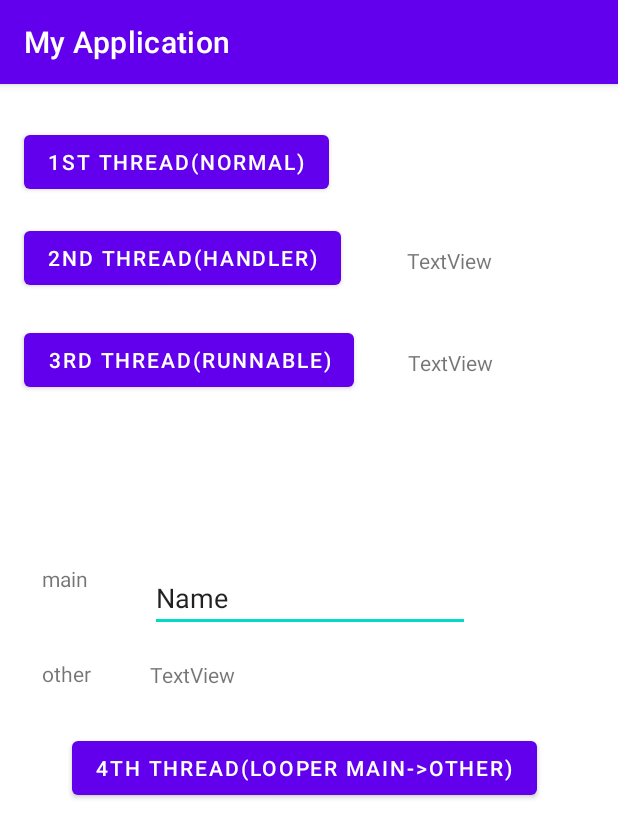
After one commit to chance-up/Android_Study, an Android app: the ThreadActivity screen opened directly, with no data from a screen before it, on a phone screen of 412 x 824 dp. The commit adds this screen. Shown: the top 838 px of the screen. Run offline under Robolectric (Android 15) with nearby library versions, the phone set to English and light mode, and no system bars.

Commit message:
Thread 실슴 추가

```diff
--- /dev/null
+++ b/app/src/main/java/org/techtown/myapplication/ThreadActivity.java
@@ -0,0 +1,185 @@
+package org.techtown.myapplication;
+
+import android.os.Bundle;
+import android.os.Handler;
+import android.os.Looper;
+import android.os.Message;
+import android.util.Log;
+import android.view.View;
+import android.widget.Button;
+import android.widget.EditText;
+import android.widget.TextView;
+
+import androidx.appcompat.app.AppCompatActivity;
+
+public class ThreadActivity extends AppCompatActivity {
+    TextView textView2;
+    TextView textView3;
+    TextView textView4;
+    EditText editText4;
+
+
+    MainHandler handler;
+    Handler runHandler = new Handler();
+    Handler loopHandler = new Handler();
+
+    ProcessThread prThread;
+
+    @Override
+    protected void onCreate(Bundle savedInstanceState) {
+        super.onCreate(savedInstanceState);
+        setContentView(R.layout.activity_thread);
+        textView2 = findViewById(R.id.textView2);
+        textView3 = findViewById(R.id.textView3);
+
+        editText4 = findViewById(R.id.editText4);
+        textView4 = findViewById(R.id.textView4);
+
+        Button buttonThread = findViewById(R.id.button1);
+        buttonThread.setOnClickListener(new View.OnClickListener() {
+            @Override
+            public void onClick(View v) {
+                BackgroundThread1 thread = new BackgroundThread1();
+                thread.start();
+            }
+        });
+
+        Button buttonThread2 = findViewById(R.id.button2);
+        buttonThread2.setOnClickListener(new View.OnClickListener() {
+            @Override
+            public void onClick(View v) {
+                BackgroundThread2 thread = new BackgroundThread2();
+                thread.start();
+            }
+        });
+        handler = new MainHandler();
+
+        Button buttonThread3 = findViewById(R.id.button3);
+        buttonThread3.setOnClickListener(new View.OnClickListener() {
+            @Override
+            public void onClick(View v) {
+                BackgroundThread3 thread = new BackgroundThread3();
+                thread.start();
+            }
+        });
+
+        Button buttonThread4 = findViewById(R.id.button4);
+        buttonThread4.setOnClickListener(new View.OnClickListener() {
+            @Override
+            public void onClick(View v) {
+                String input = editText4.getText().toString();
+                Message msg = Message.obtain();
+                msg.obj = input;
+
+                prThread.prHandler.sendMessage(msg);
+            }
+        });
+
+        prThread = new ProcessThread();
+
+    }
+
+    class BackgroundThread1 extends Thread{
+        int value = 0;
+
+        public void run(){
+            for(int i=0;i<100;i++){
+                try{
+                    Thread.sleep(1000);
+                } catch(Exception e){
+                    e.printStackTrace();
+                }
+                value+=1;
+                Log.d("ThreadTest","value : "+value);
+            }
+        }
+    }
+
+    class BackgroundThread2 extends Thread{
+        int value = 0;
+
+        public void run(){
+            for(int i=0;i<100;i++){
+                try{
+                    Thread.sleep(1000);
+                } catch(Exception e){
+                    e.printStackTrace();
+                }
+
+                value+=1;
+                Log.d("ThreadTest","value : "+value);
+
+                Message message = handler.obtainMessage();
+                Bundle bundle = new Bundle();
+                bundle.putInt("value", value);
+                message.setData(bundle);
+
+                handler.sendMessage(message);
+
+            }
+        }
+    }
+
+    class MainHandler extends Handler{
+
+        @Override
+        public void handleMessage(Message msg){
+            super.handleMessage(msg);
+
+            Bundle bundle = msg.getData();
+            int value = bundle.getInt("value");
+            textView2.setText("Value : "+value);
+        }
+    }
+
+    class BackgroundThread3 extends Thread{
+        int value = 0;
+
+        public void run(){
+            for(int i=0;i<100;i++){
+                try{
+                    Thread.sleep(1000);
+                } catch(Exception e){
+                    e.printStackTrace();
+                }
+
+                value+=1;
+                Log.d("ThreadTest","value : "+value);
+
+                runHandler.post(new Runnable() {
+                    @Override
+                    public void run() {
+                        textView3.setText("Value : "+value);
+                    }
+                });
+            }
+        }
+    }
+
+
+    class ProcessThread extends Thread{
+        ProcessHandler prHandler = new ProcessHandler();
+
+        public void run(){
+            Looper.prepare();
+            Looper.loop();
+        }
+
+        class ProcessHandler extends Handler{
+
+            public void handleMessage(Message msg){
+                final String output = msg.obj + " from thread.";
+                loopHandler.post(new Runnable() {
+                    @Override
+                    public void run() {
+                        textView4.setText(output);
+                    }
+                });
+            }
+        }
+    }
+
+
+
+
+}
--- /dev/null
+++ b/app/src/main/res/layout/activity_thread.xml
@@ -0,0 +1,123 @@
+<?xml version="1.0" encoding="utf-8"?>
+<androidx.constraintlayout.widget.ConstraintLayout xmlns:android="http://schemas.android.com/apk/res/android"
+    xmlns:app="http://schemas.android.com/apk/res-auto"
+    xmlns:tools="http://schemas.android.com/tools"
+    android:layout_width="match_parent"
+    android:layout_height="match_parent"
+    tools:context=".ThreadActivity">
+
+
+    <Button
+        android:id="@+id/button1"
+        android:layout_width="wrap_content"
+        android:layout_height="wrap_content"
+        android:layout_marginStart="16dp"
+        android:layout_marginLeft="16dp"
+        android:layout_marginTop="28dp"
+        android:text="1st Thread(normal)"
+        app:layout_constraintStart_toStartOf="parent"
+        app:layout_constraintTop_toTopOf="parent" />
+
+    <Button
+        android:id="@+id/button2"
+        android:layout_width="wrap_content"
+        android:layout_height="wrap_content"
+        android:layout_marginStart="16dp"
+        android:layout_marginLeft="16dp"
+        android:layout_marginTop="16dp"
+        android:text="2nd Thread(Handler)"
+        app:layout_constraintStart_toStartOf="parent"
+        app:layout_constraintTop_toBottomOf="@+id/button1" />
+
+    <TextView
+        android:id="@+id/textView2"
+        android:layout_width="wrap_content"
+        android:layout_height="wrap_content"
+        android:layout_marginStart="44dp"
+        android:layout_marginLeft="44dp"
+        android:layout_marginTop="108dp"
+        android:text="TextView"
+        app:layout_constraintStart_toEndOf="@+id/button2"
+        app:layout_constraintTop_toTopOf="parent" />
+
+    <Button
+        android:id="@+id/button3"
+        android:layout_width="wrap_content"
+        android:layout_height="wrap_content"
+        android:layout_marginStart="16dp"
+        android:layout_marginLeft="16dp"
+        android:layout_marginTop="20dp"
+        android:text="3rd Thread(Runnable)"
+        app:layout_constraintStart_toStartOf="parent"
+        app:layout_constraintTop_toBottomOf="@+id/button2" />
+
+    <TextView
+        android:id="@+id/textView3"
+        android:layout_width="wrap_content"
+        android:layout_height="wrap_content"
+        android:layout_marginStart="36dp"
+        android:layout_marginLeft="36dp"
+        android:layout_marginTop="176dp"
+        android:text="TextView"
+        app:layout_constraintStart_toEndOf="@+id/button3"
+        app:layout_constraintTop_toTopOf="parent" />
+
+    <Button
+        android:id="@+id/button4"
+        android:layout_width="wrap_content"
+        android:layout_height="wrap_content"
+        android:layout_marginStart="48dp"
+        android:layout_marginLeft="48dp"
+        android:layout_marginTop="224dp"
+        android:text="4th Thread(Looper Main->other)"
+        app:layout_constraintStart_toStartOf="parent"
+        app:layout_constraintTop_toBottomOf="@+id/button3" />
+
+    <EditText
+        android:id="@+id/editText4"
+        android:layout_width="wrap_content"
+        android:layout_height="wrap_content"
+        android:layout_marginStart="100dp"
+        android:layout_marginLeft="100dp"
+        android:layout_marginTop="320dp"
+        android:ems="10"
+        android:inputType="textPersonName"
+        android:text="Name"
+        app:layout_constraintStart_toStartOf="parent"
+        app:layout_constraintTop_toTopOf="parent" />
+
+    <TextView
+        android:id="@+id/textView6"
+        android:layout_width="wrap_content"
+        android:layout_height="wrap_content"
+        android:layout_marginStart="28dp"
+        android:layout_marginLeft="28dp"
+        android:layout_marginTop="320dp"
+        android:text="main"
+        app:layout_constraintStart_toStartOf="parent"
+        app:layout_constraintTop_toTopOf="parent" />
+
+    <TextView
+        android:id="@+id/textView7"
+        android:layout_width="wrap_content"
+        android:layout_height="wrap_content"
+        android:layout_marginStart="28dp"
+        android:layout_marginLeft="28dp"
+        android:layout_marginTop="44dp"
+        android:text="other"
+        app:layout_constraintStart_toStartOf="parent"
+        app:layout_constraintTop_toBottomOf="@+id/textView6" />
+
+    <TextView
+        android:id="@+id/textView4"
+        android:layout_width="wrap_content"
+        android:layout_height="wrap_content"
+        android:layout_marginStart="100dp"
+        android:layout_marginLeft="100dp"
+        android:layout_marginTop="384dp"
+        android:text="TextView"
+        app:layout_constraintStart_toStartOf="parent"
+        app:layout_constraintTop_toTopOf="parent" />
+
+
+</androidx.constraintlayout.widget.ConstraintLayout>
```
Also changed, not shown: app/src/main/AndroidManifest.xml (+5 -4 lines), app/src/main/java/org/techtown/myapplication/MainActivity.java (+11 -0 lines), app/src/main/res/layout/activity_main.xml (+11 -0 lines).
